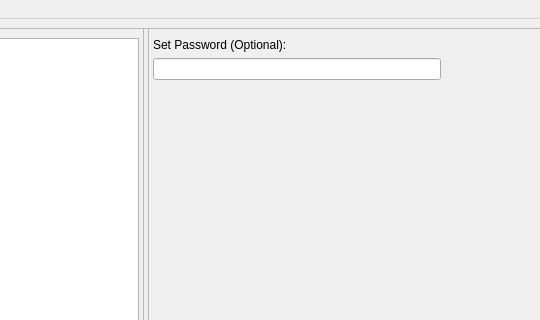
First picture: the form in gui.ui, repository farzadasgari/PDFPyMerger, before the edit; both pictures show x 260 to 800 and y 0 to 320 of the 800 by 600 pixel window.
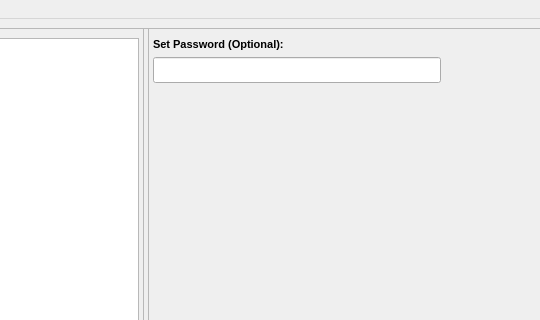
Second picture: the form after the edit. Icons and pictures are not drawn.

Commit message: Show and Hide Password Function Added

Diff of the .ui file:
```diff
--- a/gui.ui
+++ b/gui.ui
@@ -156,6 +156,12 @@
       <layout class="QVBoxLayout" name="verticalLayout_2">
        <item>
         <widget class="QLabel" name="passwordLabel">
+         <property name="font">
+          <font>
+           <pointsize>8</pointsize>
+           <bold>true</bold>
+          </font>
+         </property>
          <property name="statusTip">
           <string>Set Password to Protect You Merged PDF (Optional)</string>
          </property>
@@ -168,6 +174,11 @@
         <layout class="QHBoxLayout" name="horizontalLayoutPassword">
          <item>
           <widget class="QLineEdit" name="passwordInput">
+           <property name="font">
+            <font>
+             <pointsize>11</pointsize>
+            </font>
+           </property>
            <property name="focusPolicy">
             <enum>Qt::StrongFocus</enum>
            </property>
```
Left out of the diff: 14 changed lines with no effect on the pictures. The commit also changes 1 other file.
